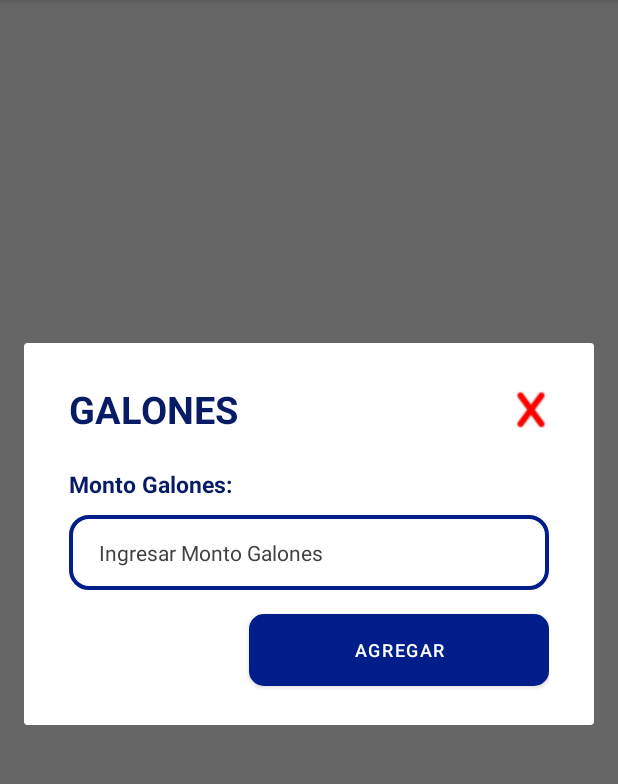
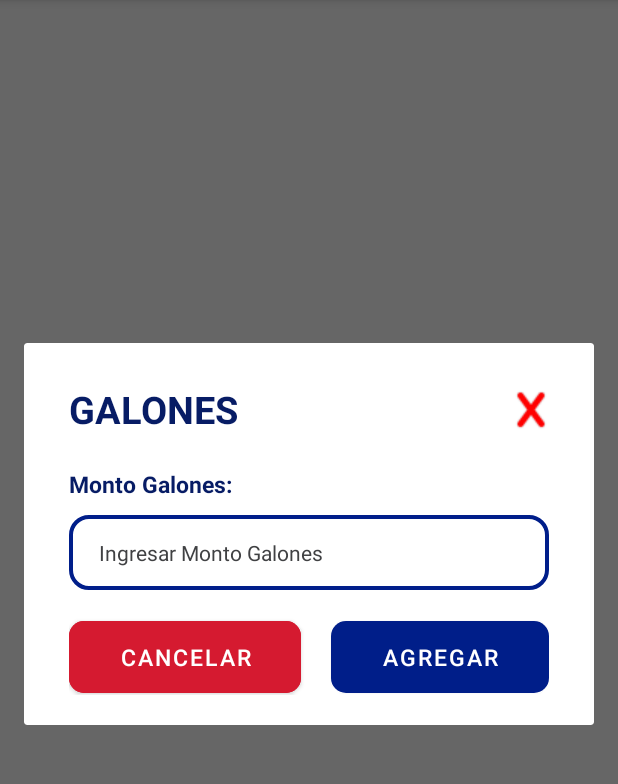
Before and after one commit to melinallacuag/RoblesAPP, an Android app: the fragment GalonesFragment shown on its own in the app's theme, on a phone screen of 412 x 824 dp, the part 84-868 px from its top. Run offline under Robolectric (Android 15) with nearby library versions, the phone set to English and light mode, and no system bars.

Commit message:
se activo los datos del modal galones cada boton

```diff
--- a/app/src/main/java/com/example/roblesapp/GalonesFragment.kt
+++ b/app/src/main/java/com/example/roblesapp/GalonesFragment.kt
@@ -5,56 +5,47 @@ import androidx.fragment.app.Fragment
 import android.view.LayoutInflater
 import android.view.View
 import android.view.ViewGroup
+import android.widget.EditText
+import android.widget.Toast
 import androidx.fragment.app.DialogFragment
+import kotlinx.android.synthetic.main.fragment_galones.*
+import kotlinx.android.synthetic.main.fragment_galones.view.*
+import kotlinx.android.synthetic.main.fragment_soles.*
+import kotlinx.android.synthetic.main.fragment_soles.view.*
+import kotlinx.android.synthetic.main.fragment_soles.view.btncerrar
 
-// TODO: Rename parameter arguments, choose names that match
-// the fragment initialization parameters, e.g. ARG_ITEM_NUMBER
-private const val ARG_PARAM1 = "param1"
-private const val ARG_PARAM2 = "param2"
 
-/**
- * A simple [Fragment] subclass.
- * Use the [GalonesFragment.newInstance] factory method to
- * create an instance of this fragment.
- */
 class GalonesFragment : DialogFragment() {
-    // TODO: Rename and change types of parameters
-    private var param1: String? = null
-    private var param2: String? = null
 
-    override fun onCreate(savedInstanceState: Bundle?) {
-        super.onCreate(savedInstanceState)
-        arguments?.let {
-            param1 = it.getString(ARG_PARAM1)
-            param2 = it.getString(ARG_PARAM2)
-        }
-    }
 
     override fun onCreateView(
         inflater: LayoutInflater, container: ViewGroup?,
         savedInstanceState: Bundle?
     ): View? {
         // Inflate the layout for this fragment
-        return inflater.inflate(R.layout.fragment_galones, container, false)
+        var rootView: View = inflater.inflate(R.layout.fragment_galones,container,false)
+
+        rootView.btncerrar.setOnClickListener{
+            dismiss()
+        }
+
+        rootView.btncancelargalones.setOnClickListener{
+            dismiss()
+        }
+
+        rootView.btnagregargalones.setOnClickListener{
+
+            val galonesId = inputmontogalones.id
+            val galones = rootView.findViewById<EditText>(galonesId)
+
+            var totalgalones = galones.text.toString()
+
+            Toast.makeText(context,"Monto Galones: $totalgalones", Toast.LENGTH_LONG).show()
+            dismiss()
+        }
+        return rootView
+
     }
 
-    companion object {
-        /**
-         * Use this factory method to create a new instance of
-         * this fragment using the provided parameters.
-         *
-         * @param param1 Parameter 1.
-         * @param param2 Parameter 2.
-         * @return A new instance of fragment GalonesFragment.
-         */
-        // TODO: Rename and change types and number of parameters
-        @JvmStatic
-        fun newInstance(param1: String, param2: String) =
-            GalonesFragment().apply {
-                arguments = Bundle().apply {
-                    putString(ARG_PARAM1, param1)
-                    putString(ARG_PARAM2, param2)
-                }
-            }
-    }
+
 }
--- a/app/src/main/res/layout/fragment_galones.xml
+++ b/app/src/main/res/layout/fragment_galones.xml
@@ -33,7 +33,7 @@
                 android:layout_weight="1"/>
 
             <ImageButton
-                android:id="@+id/btncerrarsoles"
+                android:id="@+id/btncerrar"
                 android:layout_width="wrap_content"
                 android:layout_height="wrap_content"
                 android:layout_gravity="right"
@@ -65,18 +65,38 @@
             android:textColorHint="#404143"
             android:textSize="14sp" />
 
+        <LinearLayout
+            android:layout_width="match_parent"
+            android:layout_height="wrap_content"
+            android:orientation="horizontal">
             <Button
-            android:id="@+id/dialogDismiss_button"
-            android:layout_width="200sp"
+                android:id="@+id/btncancelargalones"
+                android:layout_width="wrap_content"
                 android:layout_height="60sp"
-            android:layout_gravity="end"
                 android:layout_marginTop="10sp"
-            android:gravity="center"
+                android:text="Cancelar"
+                android:layout_marginEnd="20sp"
+                android:layout_gravity="center"
+                android:textAllCaps="true"
+                android:backgroundTint="#D51A30"
+                android:textColor="#fff"
+                android:textSize="15sp"
+                app:cornerRadius="10sp"
+                android:layout_weight="1"/>
+
+            <Button
+                android:id="@+id/btnagregargalones"
+                android:layout_width="wrap_content"
+                android:layout_height="60sp"
+                android:layout_marginTop="10sp"
                 android:text="Agregar"
+                android:layout_gravity="center"
                 android:textAllCaps="true"
                 android:textColor="#fff"
-            android:textSize="12sp"
-            app:cornerRadius="10sp"/>
+                android:textSize="15sp"
+                app:cornerRadius="10sp"
+                android:layout_weight="1"/>
+        </LinearLayout>
     </LinearLayout>
 
 </androidx.constraintlayout.widget.ConstraintLayout>
```
Lines whose indentation alone changed are shown as unchanged.
